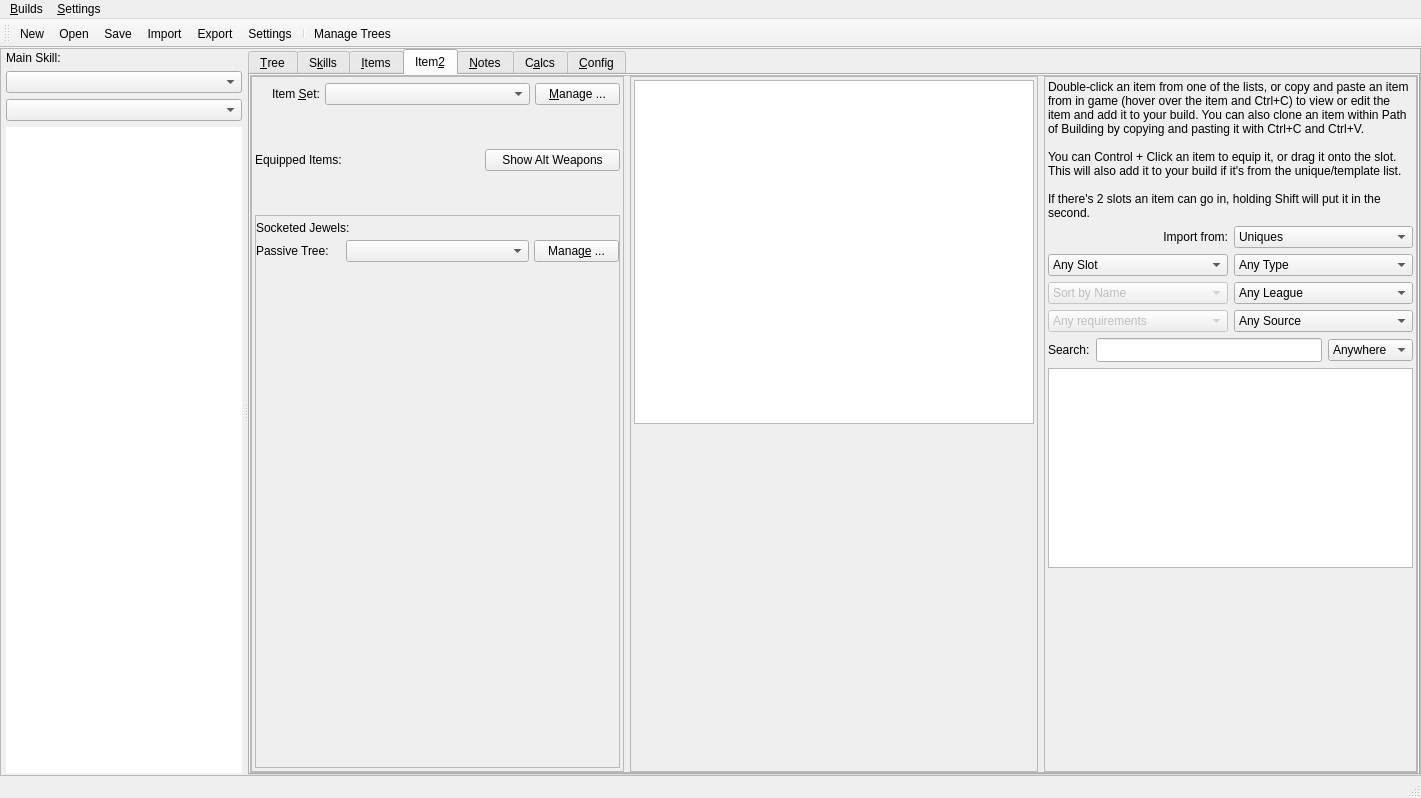
First picture: the form in Assets/ui_files/PoB_Main_Window.ui, repository PathOfBuildingCommunity/PathOfBuilding-Python, before the edit.
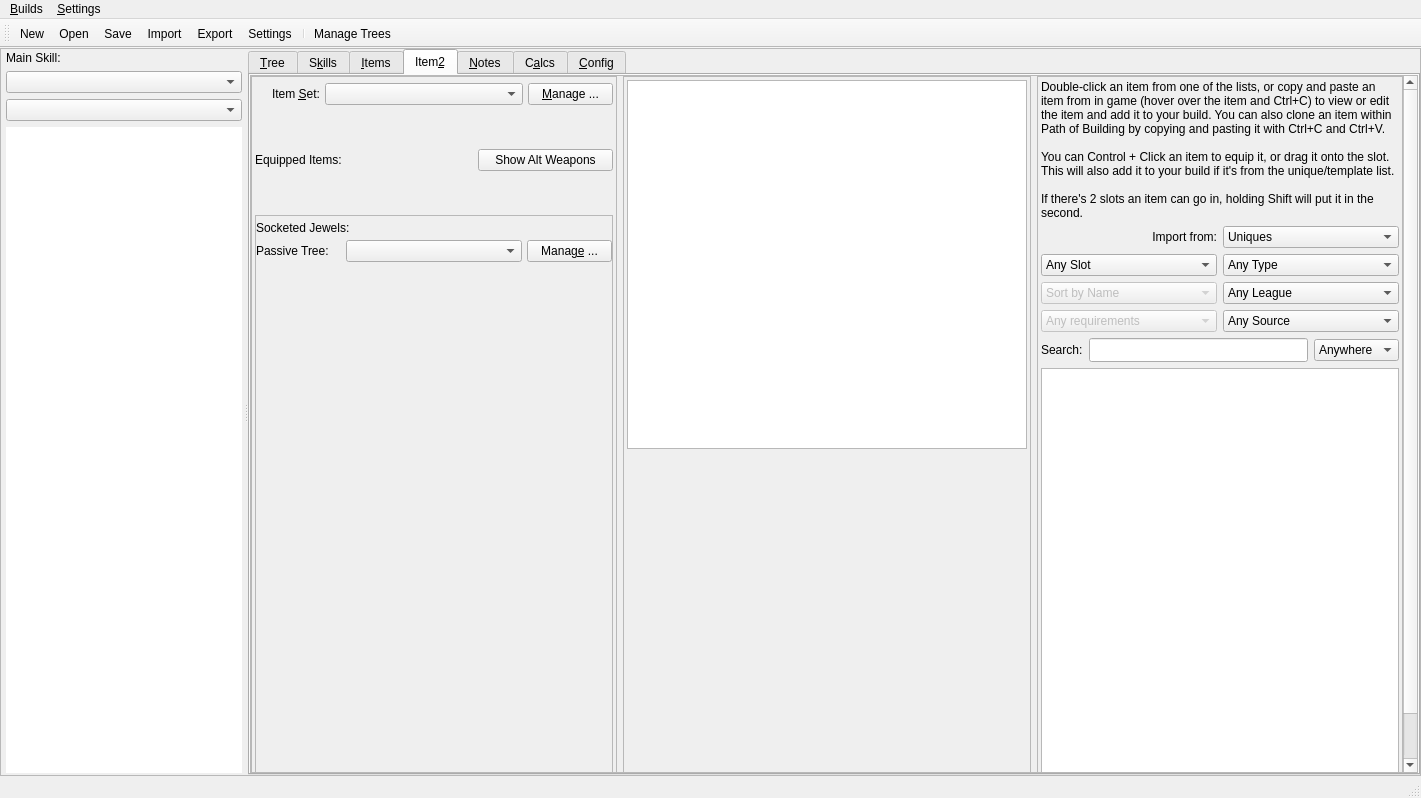
Second picture: the form after the edit. Icons and pictures are not drawn. Custom widgets are drawn as their Qt base class.

The edit to the form file:
```diff
--- a/Assets/ui_files/PoB_Main_Window.ui
+++ b/Assets/ui_files/PoB_Main_Window.ui
@@ -1884,15 +1884,15 @@
                 <property name="geometry">
                  <rect>
                   <x>0</x>
-                  <y>0</y>
-                  <width>1163</width>
-                  <height>688</height>
+                  <y>-104</y>
+                  <width>1146</width>
+                  <height>792</height>
                  </rect>
                 </property>
                 <property name="maximumSize">
                  <size>
                   <width>16777215</width>
-                  <height>1000</height>
+                  <height>900</height>
                  </size>
                 </property>
                 <layout class="QHBoxLayout" name="horizontalLayout_2" stretch="2,2,2">
@@ -2130,8 +2130,8 @@
                            <rect>
                             <x>0</x>
                             <y>0</y>
-                            <width>362</width>
-                            <height>540</height>
+                            <width>353</width>
+                            <height>644</height>
                            </rect>
                           </property>
                           <layout class="QVBoxLayout" name="vlayout_SocketedJewels_2">
@@ -2247,7 +2247,7 @@
                              <property name="sizeHint" stdset="0">
                               <size>
                                <width>136</width>
-                               <height>487</height>
+                               <height>100</height>
                               </size>
                              </property>
                             </spacer>
@@ -2294,7 +2294,7 @@
                       <property name="maximumSize">
                        <size>
                         <width>16777215</width>
-                        <height>875</height>
+                        <height>890</height>
                        </size>
                       </property>
                       <property name="acceptDrops">
@@ -2352,7 +2352,7 @@
                       <property name="sizeHint" stdset="0">
                        <size>
                         <width>20</width>
-                        <height>328</height>
+                        <height>10</height>
                        </size>
                       </property>
                      </spacer>
@@ -2717,13 +2717,13 @@
                       <property name="minimumSize">
                        <size>
                         <width>350</width>
-                        <height>0</height>
+                        <height>450</height>
                        </size>
                       </property>
                       <property name="maximumSize">
                        <size>
                         <width>16777215</width>
-                        <height>500</height>
+                        <height>700</height>
                        </size>
                       </property>
                       <property name="sortingEnabled">
@@ -2731,19 +2731,6 @@
                       </property>
                      </widget>
                     </item>
-                    <item>
-                     <spacer name="verticalSpacer_2">
-                      <property name="orientation">
-                       <enum>Qt::Vertical</enum>
-                      </property>
-                      <property name="sizeHint" stdset="0">
-                       <size>
-                        <width>20</width>
-                        <height>117</height>
-                       </size>
-                      </property>
-                     </spacer>
-                    </item>
                    </layout>
                   </widget>
                  </item>
```
